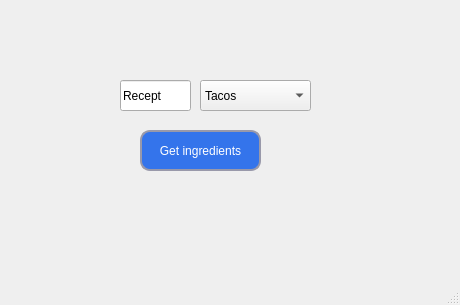
The window that code/viewer/start_menu.ui (marcusgostasson/smartshop) describes before a commit, drawn with Qt 5.
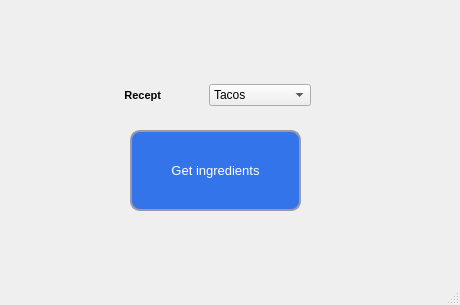
The same window after the commit. Icons and pictures are not drawn.

The edit to the form file:
```diff
--- a/code/viewer/start_menu.ui
+++ b/code/viewer/start_menu.ui
@@ -21,12 +21,19 @@
    <widget class="QPushButton" name="get_ingredients_button">
     <property name="geometry">
      <rect>
-      <x>140</x>
+      <x>130</x>
       <y>130</y>
-      <width>121</width>
-      <height>41</height>
+      <width>171</width>
+      <height>81</height>
      </rect>
     </property>
+    <property name="font">
+     <font>
+      <pointsize>10</pointsize>
+      <weight>50</weight>
+      <bold>false</bold>
+     </font>
+    </property>
     <property name="styleSheet">
      <string notr="true">QPushButton {
 	border-style: solid;
@@ -61,39 +68,6 @@
      <string>Get ingredients</string>
     </property>
    </widget>
-   <widget class="QComboBox" name="chosen_recipe">
-    <property name="geometry">
-     <rect>
-      <x>200</x>
-      <y>80</y>
-      <width>111</width>
-      <height>31</height>
-     </rect>
-    </property>
-    <item>
-     <property name="text">
-      <string>Tacos</string>
-     </property>
-    </item>
-    <item>
-     <property name="text">
-      <string>Hamburger</string>
-     </property>
-    </item>
-   </widget>
-   <widget class="QLineEdit" name="lineEdit">
-    <property name="geometry">
-     <rect>
-      <x>120</x>
-      <y>80</y>
-      <width>71</width>
-      <height>31</height>
-     </rect>
-    </property>
-    <property name="text">
-     <string>Recept</string>
-    </property>
-   </widget>
    <widget class="QLabel" name="recipe_step">
     <property name="geometry">
      <rect>
@@ -107,6 +81,55 @@
      <string/>
     </property>
    </widget>
+   <widget class="QWidget" name="horizontalLayoutWidget">
+    <property name="geometry">
+     <rect>
+      <x>100</x>
+      <y>70</y>
+      <width>211</width>
+      <height>51</height>
+     </rect>
+    </property>
+    <layout class="QHBoxLayout" name="horizontalLayout">
+     <property name="leftMargin">
+      <number>0</number>
+     </property>
+     <property name="rightMargin">
+      <number>0</number>
+     </property>
+     <property name="bottomMargin">
+      <number>0</number>
+     </property>
+     <item>
+      <widget class="QLabel" name="recept_label">
+       <property name="font">
+        <font>
+         <pointsize>8</pointsize>
+         <weight>75</weight>
+         <bold>true</bold>
+        </font>
+       </property>
+       <property name="text">
+        <string>        Recept</string>
+       </property>
+      </widget>
+     </item>
+     <item>
+      <widget class="QComboBox" name="chosen_recipe">
+       <item>
+        <property name="text">
+         <string>Tacos</string>
+        </property>
+       </item>
+       <item>
+        <property name="text">
+         <string>Hamburger</string>
+        </property>
+       </item>
+      </widget>
+     </item>
+    </layout>
+   </widget>
   </widget>
   <widget class="QMenuBar" name="menubar">
    <property name="geometry">
```
